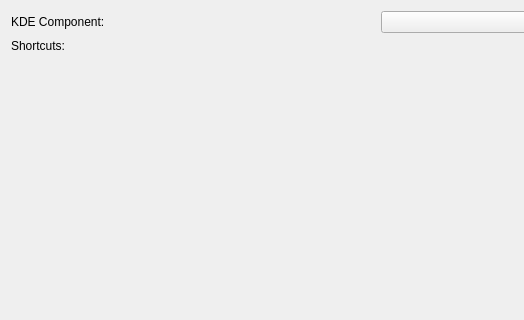
This is kcontrol/keys/globalshortcuts.ui in mgottschlag/kwin-tiling as Qt 5 draws it before an edit; both pictures show x 0 to 524 and y 0 to 320 of the 756 by 516 pixel window. The edited form follows.
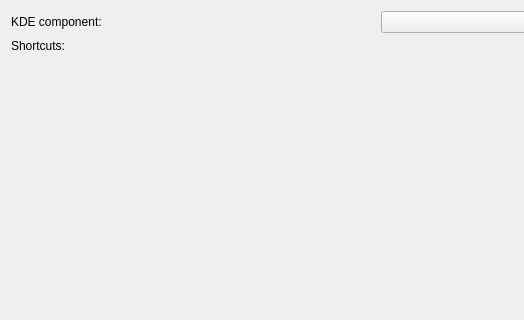
This is the edited form. Custom widgets are drawn as their Qt base class.

Diff of the .ui file:
```diff
--- a/kcontrol/keys/globalshortcuts.ui
+++ b/kcontrol/keys/globalshortcuts.ui
@@ -13,7 +13,7 @@
    <item row="0" column="0" >
     <widget class="QLabel" name="label" >
      <property name="text" >
-      <string>KDE Component:</string>
+      <string>KDE component:</string>
      </property>
     </widget>
    </item>
```
